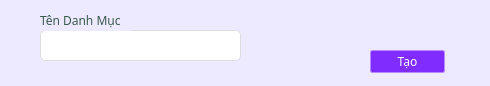
Before: the Qt Designer form theme/newfolder.ui in im-dlam/PyQt5.AppManageMMO, drawn with Qt 5.
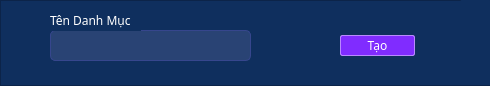
After: the same form once the commit is applied. Icons and pictures are not drawn.

Patch:
```diff
--- a/theme/newfolder.ui
+++ b/theme/newfolder.ui
@@ -29,10 +29,43 @@
    <string notr="true">background-color: rgb(237, 234, 255);</string>
   </property>
   <widget class="QWidget" name="centralwidget">
+   <property name="styleSheet">
+    <string notr="true">background-color: rgb(15, 47, 94);</string>
+   </property>
+   <widget class="QFrame" name="frame">
+    <property name="geometry">
+     <rect>
+      <x>0</x>
+      <y>0</y>
+      <width>491</width>
+      <height>86</height>
+     </rect>
+    </property>
+    <property name="minimumSize">
+     <size>
+      <width>0</width>
+      <height>86</height>
+     </size>
+    </property>
+    <property name="maximumSize">
+     <size>
+      <width>16777215</width>
+      <height>86</height>
+     </size>
+    </property>
+    <property name="styleSheet">
+     <string notr="true">background-color: rgb(15, 47, 94);</string>
+    </property>
+    <property name="frameShape">
+     <enum>QFrame::StyledPanel</enum>
+    </property>
+    <property name="frameShadow">
+     <enum>QFrame::Raised</enum>
+    </property>
    <widget class="QLineEdit" name="lineEdit">
     <property name="geometry">
      <rect>
-      <x>40</x>
+       <x>50</x>
       <y>30</y>
       <width>201</width>
       <height>31</height>
@@ -42,8 +75,9 @@
      <string notr="true">QLineEdit{
 border:none;
 border-radius:5px;
-border: 1px solid #dddddd;
-	background-color: rgb(255, 255, 255);
+border: 1px solid  rgb(54, 70, 141);
+color: #ffffff;
+background-color: rgba(82,98,150,100);
 padding:5px;
 }
 QLineEdit:hover{
@@ -58,7 +92,7 @@
    <widget class="QLabel" name="label">
     <property name="geometry">
      <rect>
-      <x>40</x>
+       <x>50</x>
       <y>10</y>
       <width>91</width>
       <height>21</height>
@@ -72,7 +106,7 @@
      </font>
     </property>
     <property name="styleSheet">
-     <string notr="true">color: rgb(58, 89, 77);</string>
+      <string notr="true">color: rgb(255, 255, 255);</string>
     </property>
     <property name="text">
      <string>Tên Danh Mục</string>
@@ -81,15 +115,17 @@
    <widget class="QPushButton" name="pushButton">
     <property name="geometry">
      <rect>
-      <x>370</x>
-      <y>50</y>
+       <x>340</x>
+       <y>35</y>
       <width>75</width>
-      <height>23</height>
+       <height>21</height>
      </rect>
     </property>
     <property name="font">
      <font>
       <family>MesloLGLDZ Nerd Font</family>
+       <weight>50</weight>
+       <bold>false</bold>
      </font>
     </property>
     <property name="styleSheet">
@@ -114,8 +150,48 @@
      <string>Tạo</string>
     </property>
    </widget>
-  </widget>
- </widget>
- <resources/>
+    <widget class="QPushButton" name="btn_close">
+     <property name="geometry">
+      <rect>
+       <x>460</x>
+       <y>0</y>
+       <width>31</width>
+       <height>23</height>
+      </rect>
+     </property>
+     <property name="font">
+      <font>
+       <family>MesloLGLDZ Nerd Font</family>
+      </font>
+     </property>
+     <property name="styleSheet">
+      <string notr="true">
+
+QPushButton{
+border:none;
+border-radius:2px;
+color: rgb(255, 255, 255);
+}
+QPushButton:hover{
+border:none;
+border-radius:3px;
+color: rgb(255, 255, 255);
+	background-color: rgb(255, 84, 135);
+}</string>
+     </property>
+     <property name="text">
+      <string/>
+     </property>
+     <property name="icon">
+      <iconset resource="../icons/icons.qrc">
+       <normaloff>:/icons/png/icons8-x-24_green.png</normaloff>:/icons/png/icons8-x-24_green.png</iconset>
+     </property>
+    </widget>
+   </widget>
+  </widget>
+ </widget>
+ <resources>
+  <include location="../icons/icons.qrc"/>
+ </resources>
  <connections/>
 </ui>
```
Left out of the diff: 4 changed lines with no effect on the pictures. Lines whose indentation alone changed are shown as unchanged.
